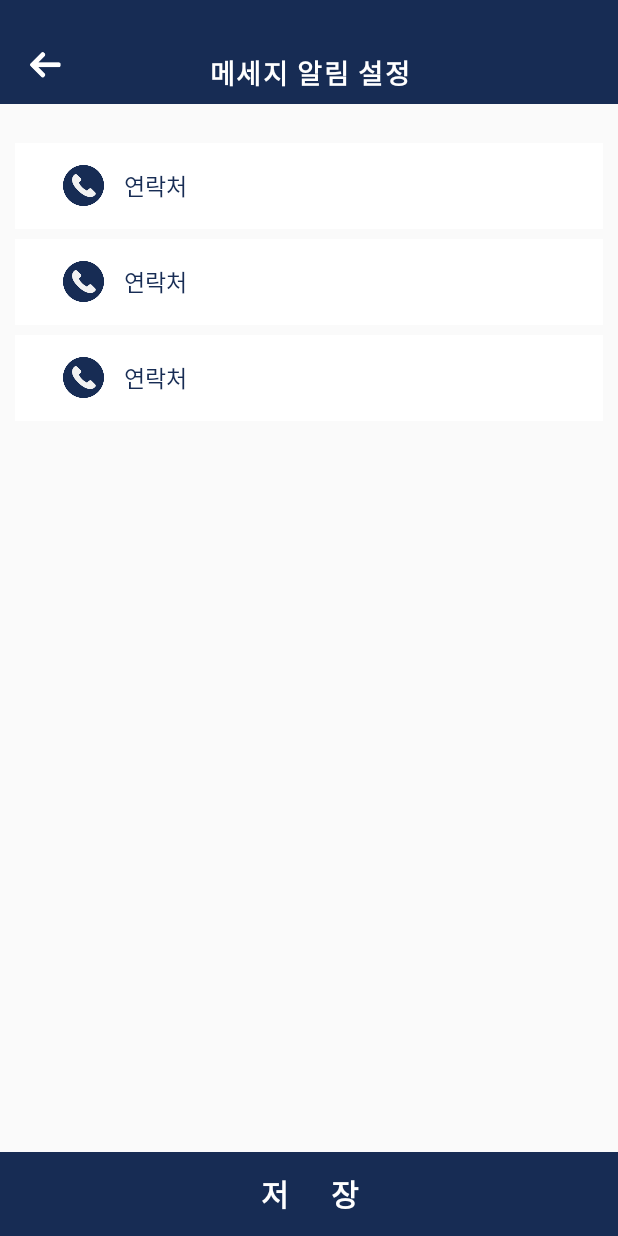
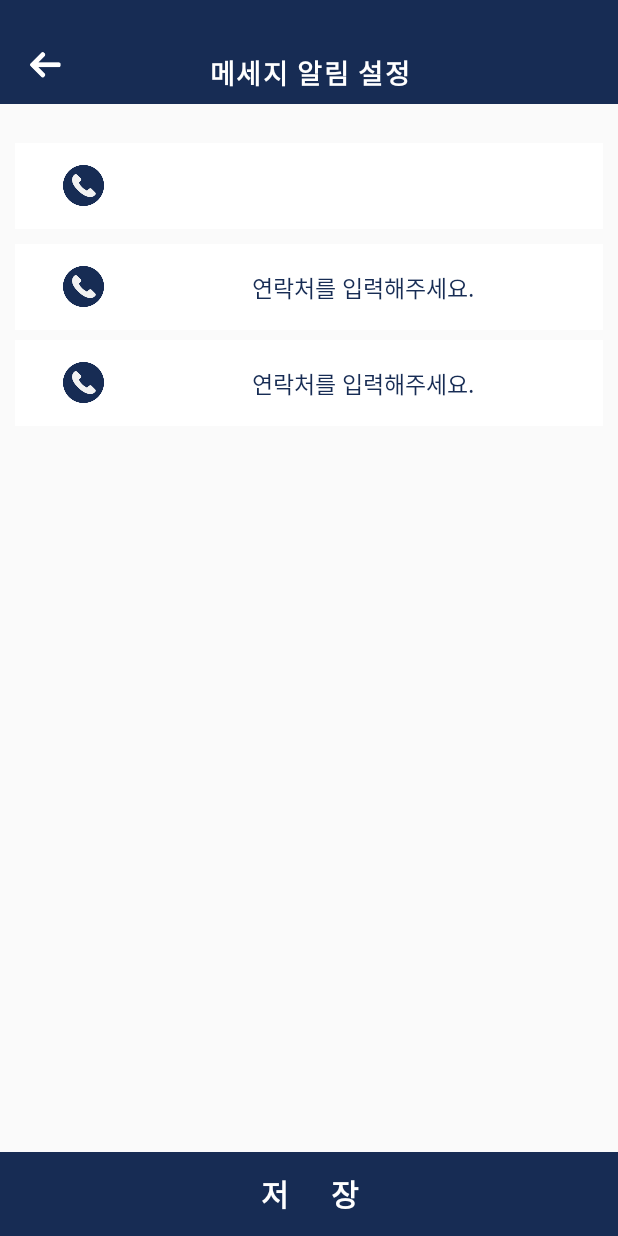
Before and after one commit to kminseop90/HelmetBluetooth, an Android app: the MessageActivity screen opened directly, with no data from a screen before it, on a phone screen of 412 x 824 dp. Run offline under Robolectric (Android 15) with nearby library versions, the light colour scheme and no system bars; our stand-ins replace ButterKnife.

```diff
--- a/app/src/main/AndroidManifest.xml
+++ b/app/src/main/AndroidManifest.xml
@@ -9,7 +9,8 @@
     <uses-permission android:name="android.permission.BLUETOOTH" />
     <uses-permission android:name="android.permission.BLUETOOTH_ADMIN" />
     <uses-permission android:name="android.permission.ACCESS_FINE_LOCATION" />
-
+    <uses-permission android:name="ACCESS_COARSE_LOCATION"/>
+    <uses-permission android:name="ACCESS_FINE_LOCATION"/>
     <uses-permission android:name="android.permission.SEND_SMS" />
     <uses-permission android:name="android.permission.RECEIVE_SMS" />
     <uses-permission android:name="android.permission.READ_PHONE_STATE" />
--- a/app/src/main/java/com/sample/helmetble/adapter/holder/PhoneViewHolder.java
+++ b/app/src/main/java/com/sample/helmetble/adapter/holder/PhoneViewHolder.java
@@ -1,8 +1,10 @@
 package com.sample.helmetble.adapter.holder;
 
+import android.telephony.PhoneNumberFormattingTextWatcher;
 import android.view.LayoutInflater;
 import android.view.View;
 import android.view.ViewGroup;
+import android.widget.EditText;
 import android.widget.TextView;
 
 import com.sample.helmetble.R;
@@ -12,13 +14,18 @@ import butterknife.BindView;
 import butterknife.ButterKnife;
 
 public class PhoneViewHolder extends BaseViewHolder<Phone> {
+    String KEY_PHONE_PREFERENCE_SUB_1 = "user_phone_sub_1";
+    String KEY_PHONE_PREFERENCE_SUB_2 = "user_phone_sub_2";
 
     @BindView(R.id.message_phone)
     TextView phoneNumber;
+    @BindView(R.id.edit_message_phone)
+    EditText editPhoneNumber;
 
     public PhoneViewHolder(View itemView) {
         super(itemView);
         ButterKnife.bind(this, itemView);
+
     }
 
     public static PhoneViewHolder newInstance(ViewGroup parent) {
@@ -30,6 +37,9 @@ public class PhoneViewHolder extends BaseViewHolder<Phone> {
     @Override
     public void onBindView(Phone phone) {
         if(phone != null) {
+
+
+
             phoneNumber.setText(phone.getPhoneNumber());
         }
     }
--- a/app/src/main/java/com/sample/helmetble/view/activity/MessageActivity.java
+++ b/app/src/main/java/com/sample/helmetble/view/activity/MessageActivity.java
@@ -1,21 +1,11 @@
 package com.sample.helmetble.view.activity;
 
-import android.content.Context;
 import android.content.SharedPreferences;
 import android.os.Bundle;
 import android.support.annotation.Nullable;
 import android.support.v7.widget.LinearLayoutManager;
 import android.support.v7.widget.RecyclerView;
-import android.text.Editable;
-import android.text.InputType;
-import android.text.TextWatcher;
-import android.util.Log;
-import android.view.MotionEvent;
-import android.view.View;
-import android.view.inputmethod.InputMethodInfo;
-import android.view.inputmethod.InputMethodManager;
-import android.view.inputmethod.InputMethodSubtype;
-import android.widget.EditText;
+import android.widget.TextView;
 import android.widget.Toast;
 
 import com.sample.helmetble.R;
@@ -25,26 +15,28 @@ import com.sample.helmetble.base.BaseActivity;
 import com.sample.helmetble.model.vo.Phone;
 
 import java.util.ArrayList;
-import java.util.List;
 
 import butterknife.BindView;
 import butterknife.ButterKnife;
 import butterknife.OnClick;
-import butterknife.OnTextChanged;
 
 
 public class MessageActivity extends BaseActivity {
 
     @BindView(R.id.message_list)
     RecyclerView messageList;
+    @BindView(R.id.message_default_phone)
+    TextView text_default_phone;
+
     private PhoneAdapter phoneAdapter;
     public final String KEY_PHONE_PREFERENCE = "user_phone";
     public final String KEY_PHONE_PREFERENCE_SUB_1 = "user_phone_sub_1";
     public final String KEY_PHONE_PREFERENCE_SUB_2 = "user_phone_sub_2";
 
-    private int MAX_NUM_PHONE = 3;
+    private int MAX_NUM_PHONE = 2;
 
     private String[] user_arr_phone = new String[MAX_NUM_PHONE];
+    private String user_default_number = "";
     private ArrayList<Phone> phones = null;
 
 
@@ -55,35 +47,11 @@ public class MessageActivity extends BaseActivity {
         ButterKnife.bind(this);
         initUserPhoneNum();
         init();
-
-        messageList.addOnItemTouchListener(new RecyclerView.OnItemTouchListener() {
-            @Override
-            public boolean onInterceptTouchEvent(RecyclerView rv, MotionEvent e) {
-                // RecyclerView로 전달된 TouchEvent를 받는다.
-                if (e.getAction() == MotionEvent.ACTION_DOWN) {
-                    View reV = rv.findChildViewUnder(e.getX(), e.getY());
-                    int position = rv.getChildAdapterPosition(reV);
-
-                    switch (position){
-                        case 0:
-                            break;
-                        case 1:
-                            break;
-                    }
-
-                }
-                return false; //TouchEvent를 가로채지 않는다.
-            }
-
-            @Override
-            public void onTouchEvent(RecyclerView rv, MotionEvent e) {}
-            @Override
-            public void onRequestDisallowInterceptTouchEvent(boolean disallowIntercept) {}
-        });
-
     }
 
     private void init() {
+        text_default_phone.setText(user_default_number);
+
         phoneAdapter = new PhoneAdapter();
         messageList.setAdapter(phoneAdapter);
         messageList.addItemDecoration(new ItemDecorator());
@@ -92,8 +60,8 @@ public class MessageActivity extends BaseActivity {
 
         for(int i = 0 ; i < MAX_NUM_PHONE ; i++ ) {
             Phone phone = new Phone();
-            phone.setName("User " + i);
-            phone.setPhoneNumber(" " + user_arr_phone[i]);
+//            phone.setName("User " + i);
+            phone.setPhoneNumber("연락처를 입력해주세요.");
             phones.add(phone);
         }
 
@@ -102,17 +70,16 @@ public class MessageActivity extends BaseActivity {
 
     public void initUserPhoneNum(){
         SharedPreferences prefs = getSharedPreferences("PrefName", MODE_PRIVATE);
-        user_arr_phone[0] = prefs.getString(KEY_PHONE_PREFERENCE, "");
-        user_arr_phone[1] = prefs.getString(KEY_PHONE_PREFERENCE_SUB_1, "");
-        user_arr_phone[2] = prefs.getString(KEY_PHONE_PREFERENCE_SUB_2, "");
+        user_default_number = prefs.getString(KEY_PHONE_PREFERENCE, "");
+        user_arr_phone[0] = prefs.getString(KEY_PHONE_PREFERENCE_SUB_1, "");
+        user_arr_phone[1] = prefs.getString(KEY_PHONE_PREFERENCE_SUB_2, "");
     }
 
     public void setUserPhoneNum(){
         SharedPreferences prefs = getSharedPreferences("PrefName", MODE_PRIVATE);
         SharedPreferences.Editor editor = prefs.edit();
-        editor.putString(KEY_PHONE_PREFERENCE, user_arr_phone[0]);
-        editor.putString(KEY_PHONE_PREFERENCE_SUB_1, user_arr_phone[1]);
-        editor.putString(KEY_PHONE_PREFERENCE_SUB_2, user_arr_phone[2]);
+        editor.putString(KEY_PHONE_PREFERENCE_SUB_1, user_arr_phone[0]);
+        editor.putString(KEY_PHONE_PREFERENCE_SUB_2, user_arr_phone[1]);
         editor.commit();
 
     }
--- a/app/src/main/res/layout/activity_ble_scan.xml
+++ b/app/src/main/res/layout/activity_ble_scan.xml
@@ -55,12 +55,6 @@
         android:layout_below="@id/device_list_text"
         android:orientation="horizontal">
 
-        <Button
-            android:id="@+id/temp_btn_moveID"
-            android:layout_width="150dp"
-            android:layout_weight="0.5"
-            android:layout_height="50dp"
-            android:text="메인 이동 버튼" />
     </LinearLayout>
 
     <android.support.v7.widget.RecyclerView
--- a/app/src/main/res/layout/activity_message.xml
+++ b/app/src/main/res/layout/activity_message.xml
@@ -36,6 +36,39 @@
 
     </RelativeLayout>
 
+    <LinearLayout
+        android:layout_width="match_parent"
+        android:layout_height="57dp"
+        android:id="@+id/phone_default_header"
+        android:layout_below="@id/message_header_layout"
+        android:background="#ffffff"
+        android:layout_marginLeft="10dp"
+        android:layout_marginRight="10dp"
+        android:layout_marginTop="26.3dp"
+        android:layout_marginBottom="10dp"
+        android:orientation="horizontal">
+
+        <ImageView
+            android:layout_width="27.3dp"
+            android:layout_height="27.3dp"
+            android:layout_gravity="center"
+            android:layout_marginLeft="32dp"
+            android:src="@mipmap/call" />
+
+        <TextView
+            android:id="@+id/message_default_phone"
+            android:layout_width="match_parent"
+            android:layout_height="wrap_content"
+            android:textAlignment="center"
+            android:background="@android:color/transparent"
+            android:layout_gravity="center"
+            android:layout_marginLeft="13dp"
+            android:text="연락처를 입력하세요."
+            android:textColor="#172c54"
+            android:textSize="15.3dp" />
+
+
+    </LinearLayout>
 
     <TextView
         android:id="@+id/message_save_btn"
@@ -55,10 +88,9 @@
         android:layout_width="match_parent"
         android:layout_height="wrap_content"
         android:layout_above="@id/message_save_btn"
-        android:layout_below="@id/message_header_layout"
+        android:layout_below="@id/phone_default_header"
         android:layout_marginLeft="10dp"
-        android:layout_marginRight="10dp"
-        android:layout_marginTop="26.3dp" />
+        android:layout_marginRight="10dp" />
 
 
 </RelativeLayout>
--- a/app/src/main/res/layout/view_message.xml
+++ b/app/src/main/res/layout/view_message.xml
@@ -13,22 +13,28 @@
         android:src="@mipmap/call" />
 
     <TextView
-        android:layout_width="64dp"
-        android:layout_height="wrap_content"
-        android:layout_gravity="center"
-        android:layout_marginLeft="13dp"
-        android:text="연락처"
-        android:textColor="#172c54"
-        android:textSize="15.3dp" />
-
-    <TextView
         android:id="@+id/message_phone"
         android:layout_width="match_parent"
         android:layout_height="wrap_content"
         android:inputType="number"
+        android:textAlignment="center"
+        android:background="@android:color/transparent"
         android:layout_gravity="center"
         android:layout_marginLeft="13dp"
-        android:text="010-0000-0000"
+        android:text="연락처를 입력하세요."
+        android:textColor="#172c54"
+        android:textSize="15.3dp"/>
+
+    <EditText
+        android:id="@+id/edit_message_phone"
+        android:layout_width="match_parent"
+        android:layout_height="wrap_content"
+        android:inputType="number"
+        android:textAlignment="center"
+        android:background="@android:color/transparent"
+        android:layout_gravity="center"
+        android:layout_marginLeft="13dp"
+        android:text="연락처를 입력하세요."
         android:textColor="#172c54"
         android:textSize="15.3dp" />
 
```
Also changed, not shown: app/src/main/java/com/sample/helmetble/service/BluetoothLeService.java (+37 -6 lines), app/src/main/java/com/sample/helmetble/view/activity/BLEScanActivity.java (+7 -8 lines), app/src/main/java/com/sample/helmetble/view/fragment/ControllerFragment.java (+10 -6 lines), app/src/main/java/com/sample/helmetble/view/fragment/GraphFragment.java (+0 -35 lines), app/src/main/java/com/sample/helmetble/view/fragment/SettingFragment.java (+7 -2 lines).
